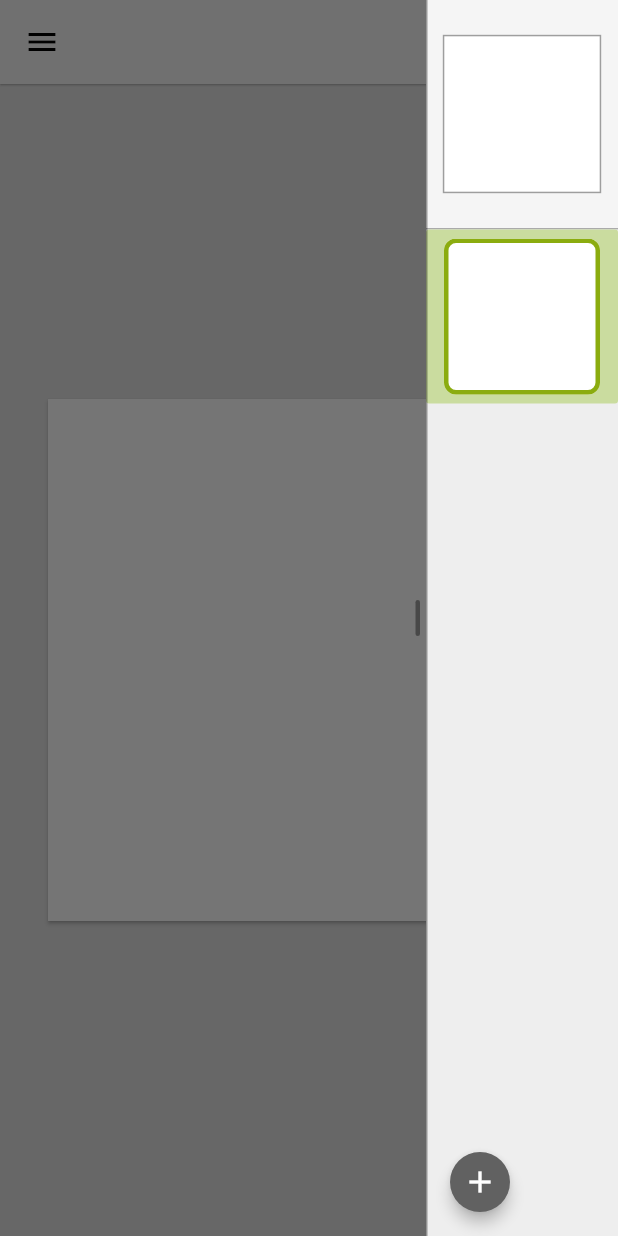
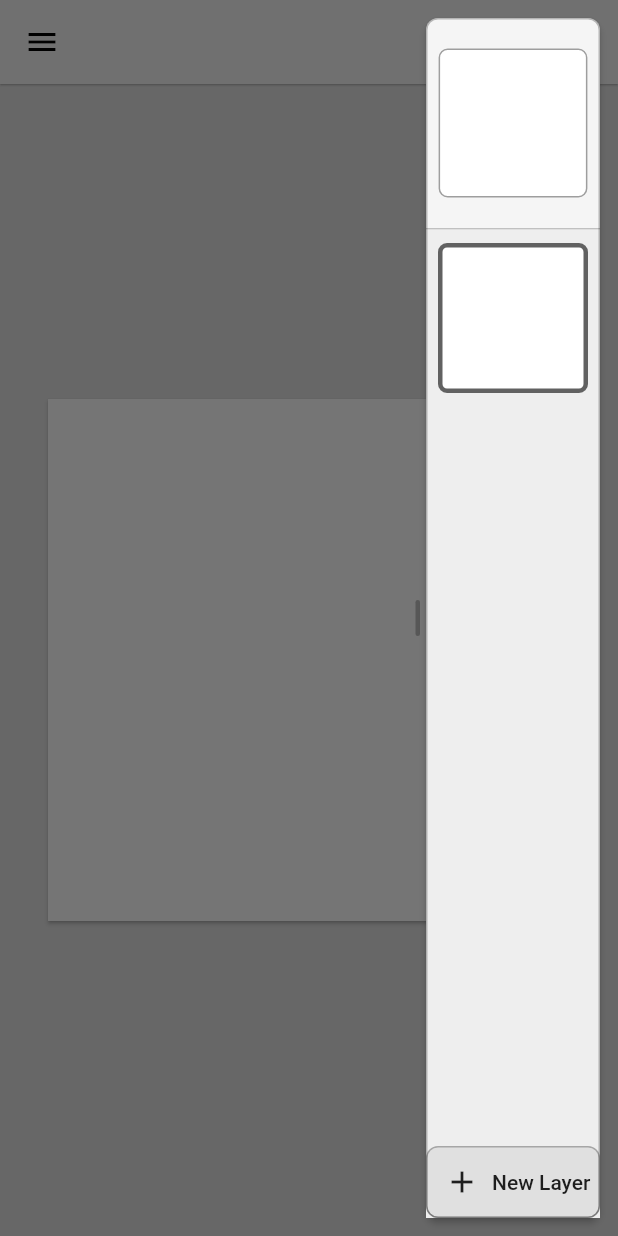
Before and after one commit to andreweskild/project-pickle, a Flutter app: the screen it shows after launch, after a tap on the "menu" icon, on a phone screen of 412 x 824 dp. Run offline on Flutter 3.47's test engine with Material 2 defaults, Android fonts, the phone set to English and light mode, and no system bars; our stand-ins replace flutter_redux, redux.

Commit message:
adjustments to design, minor bug fixes

```diff
--- a/lib/app.dart
+++ b/lib/app.dart
@@ -39,12 +39,13 @@ class MyApp extends StatelessWidget {
 
         // GBA Theme 1
         theme: new ThemeData(
-          accentColor: new Color(0xFF8bac0f),
+          accentColor: Colors.grey.shade700,
           cardColor: Colors.grey.shade100,
-          dividerColor: Colors.black38,
+          buttonColor: Colors.grey.shade300,
+          dividerColor: Colors.black26,
           primarySwatch: new MaterialColor(Colors.grey.shade100.value, const <int, Color> {50 : const Color(0xFFFFF8E1), 100 : const Color(0xFFFFECB3), 200 : const Color(0xFFFFE082), 300 : const Color(0xFFFFD54F), 400 : const Color(0xFFFFCA28), 500 : const Color(0xFFFFC107), 600 : const Color(0xFFFFB300), 700 : const Color(0xFFFFA000), 800 : const Color(0xFFFF8F00), 900 : const Color(0xFFFF6F00)}),
-          splashColor: new Color(0xFF9bbc0f),
-          highlightColor: new Color(0xFFcadc9f),
+          splashColor: Colors.black38,
+          highlightColor: Colors.black26,
           accentTextTheme: Theme.of(context).accentTextTheme.copyWith(
             button: Theme.of(context).accentTextTheme.button.copyWith(color: new Color(0xFF0f380f)),
           ),
--- a/lib/tools/select_tool_overlay.dart
+++ b/lib/tools/select_tool_overlay.dart
@@ -56,7 +56,7 @@ class SelectToolOverlayPainter extends CustomPainter {
 //      );
       canvas.drawPath(_selectionPath, Paint()
         ..style = PaintingStyle.stroke
-        ..color = Theme.of(context).primaryColor
+        ..color = Theme.of(context).highlightColor
         ..strokeWidth = 3.0 / _canvasScale
         ..strokeCap = StrokeCap.round
         ..strokeJoin = StrokeJoin.round
--- a/lib/widgets/color_selector/color_card.dart
+++ b/lib/widgets/color_selector/color_card.dart
@@ -46,7 +46,7 @@ class ColorCard extends StatelessWidget {
   @override
   Widget build(BuildContext context) {
     return Padding(
-      padding: const EdgeInsets.only(top: 12.0, bottom: 12.0, left: 12.0, right: 12.0),
+      padding: const EdgeInsets.all(8.0),
       child: StoreConnector<AppState, ColorCardModel>(
         distinct: true,
         converter: (store) {
@@ -58,17 +58,17 @@ class ColorCard extends StatelessWidget {
         builder: (context, model) {
           return Column(
             children: <Widget>[
-              SizedBox(
-                width: 190.0,
+              ConstrainedBox(
+                constraints: BoxConstraints.expand(height: 44.0),
                 child: ColorMenuButton(
                   color: HSLColor.from(model.color),
                   onColorChanged: model.setColorCallback,
                 ),
               ),
               Padding(
-                padding: const EdgeInsets.only(top: 12.0),
-                child: SizedBox(
-                  width: 190.0,
+                padding: const EdgeInsets.only(top: 8.0),
+                child: ConstrainedBox(
+                  constraints: BoxConstraints.expand(height: 44.0),
                   child: ColorMenuButton(
                     color: HSLColor.from(model.color),
                     onColorChanged: model.setColorCallback,
--- a/lib/widgets/color_selector/color_menu_button.dart
+++ b/lib/widgets/color_selector/color_menu_button.dart
@@ -537,7 +537,7 @@ class ColorMenuButton extends StatelessWidget {
       ),
       padding: EdgeInsets.all(0.0),
       shape: RoundedRectangleBorder(
-        borderRadius: BorderRadius.circular(8.0),
+        borderRadius: BorderRadius.circular(6.0),
         side: BorderSide(
           color: Colors.black38,
         ),
--- a/lib/widgets/common/list_item.dart
+++ b/lib/widgets/common/list_item.dart
@@ -17,17 +17,21 @@ class ListItem extends StatelessWidget {
 
   @override
   Widget build(BuildContext context) {
-    return FlatButton(
+    return AnimatedContainer(
+      curve: Curves.ease,
+      duration: Duration(milliseconds: 150),
+      height: isHighlighted ? 124.0 : 48.0,
+      child: FlatButton(
         color: isHighlighted ? Theme.of(context).highlightColor : Colors.transparent,
         textColor: isHighlighted ? Theme.of(context).accentTextTheme.button.color : Colors.black,
-      padding: EdgeInsets.all(12.0),
-//        shape: RoundedRectangleBorder(
-//          borderRadius: BorderRadius.circular(6.0),
-////          side: BorderSide(
-////            color: isHighlighted ? Theme.of(context).accentColor : Colors.transparent,
-////            width: 2.0,
-////          )
-//        ),
+        padding: EdgeInsets.all(8.0),
+          shape: RoundedRectangleBorder(
+            borderRadius: BorderRadius.circular(6.0),
+//          side: BorderSide(
+//            color: isHighlighted ? Theme.of(context).accentColor : Colors.transparent,
+//            width: 2.0,
+//          )
+          ),
         child: Stack(
           children: <Widget>[
             Align(alignment: Alignment.centerLeft, child: icon),
@@ -43,6 +47,7 @@ class ListItem extends StatelessWidget {
           ],
         ),
         onPressed: onTap,
+      ),
     );
   }
 }
--- a/lib/widgets/layers/layer_list_item.dart
+++ b/lib/widgets/layers/layer_list_item.dart
@@ -62,10 +62,16 @@ class _LayerListItemState extends State<LayerListItem> {
   Widget build(BuildContext context) {
     _prebuildInit(context);
 
-    return FlatButton(
-      padding: const EdgeInsets.only(left: 12.0, top: 6.0, bottom: 6.0, right: 12.0),
+    return Padding(
+      padding: const EdgeInsets.fromLTRB(8.0, 4.0, 8.0, 4.0),
+      child: RaisedButton(
+        color: widget.selected ? Theme.of(context).highlightColor : Colors.grey.shade300,
+        elevation: 0.0,
+        padding: const EdgeInsets.all(0.0),
+        shape: RoundedRectangleBorder(
+          borderRadius: BorderRadius.circular(6.0),
+        ),
         onPressed: widget.onTap,
-      color: (widget.selected) ? Theme.of(context).highlightColor : Colors.transparent,
         child: Stack(
             children: <Widget>[
               Align(
@@ -80,7 +86,7 @@ class _LayerListItemState extends State<LayerListItem> {
                       elevation: 0.0,
                       color: Colors.white,
                       shape: RoundedRectangleBorder(
-                      borderRadius: BorderRadius.circular(8.0),
+                        borderRadius: BorderRadius.circular(6.0),
                         side: BorderSide(
                           color: widget.selected ? Theme.of(context).accentColor : Colors.black38,
                           width: widget.selected ? 3.0 : 1.0,
@@ -128,6 +134,7 @@ class _LayerListItemState extends State<LayerListItem> {
               )
             ]
         ),
+      ),
     );
   }
 }
--- a/lib/widgets/layers/layers_card.dart
+++ b/lib/widgets/layers/layers_card.dart
@@ -69,13 +69,12 @@ class LayersCard extends StatelessWidget {
       builder: (context, model) {
             return Material(
               color: Colors.grey.shade200,
-              child: Column(
+              child: Stack(
                 children: <Widget>[
-                  Divider(
-                    height: 1.0,
-                  ),
-                  Expanded(
+                  Padding(
+                    padding: const EdgeInsets.only(bottom: 40.0),
                     child: ListView(
+                      padding: const EdgeInsets.only(top: 6.0, bottom: 12.0),
                       children: List<Widget>.generate(
                         model.layers.length,
                         (index) {
@@ -96,86 +95,35 @@ class LayersCard extends StatelessWidget {
                       )
                     ),
                   ),
-                  Padding(
-                    padding: const EdgeInsets.all(12.0),
-                    child: Align(
-                      alignment: Alignment.bottomLeft,
-                      child: FloatingActionButton(
-                        elevation: 4.0,
-                        isExtended: true,
-                        backgroundColor: Colors.grey.shade700,
-                        foregroundColor: Colors.white,
-                        mini: true,
-                        child: Icon(Icons.add),
+                  Divider(
+                    height: 1.0,
+                  ),
+                  Positioned(
+                    bottom: 0.0,
+                    left: 0.0,
+                    right: 0.0,
+                    child: SizedBox(
+                      height: 48.0,
+                      child: RaisedButton.icon(
+                        elevation: 0.0,
+//                        isExtended: true,
+//                        backgroundColor: Colors.grey.shade700,
+//                        foregroundColor: Colors.white,
+//                        mini: true,
+                        icon: Icon(Icons.add),
+                        label: Text('New Layer'),
                         onPressed: () {
                           model.addLayerCallback(model.currentLayerIndex+1);
                         },
+                        shape: RoundedRectangleBorder(
+                          borderRadius: BorderRadius.circular(8.0),
+                          side: BorderSide(
+                            color: Colors.black26
+                          )
+                        ),
                       ),
-                    )
-//                    child: RaisedButton(
-//                      padding: const EdgeInsets.all(0.0),
-//                      elevation: 2.0,
-//                      color: Colors.white,
-//                      child: Padding(
-//                        padding: const EdgeInsets.fromLTRB(12.0, 8.0, 12.0, 8.0),
-//                        child: Row(
-//                          mainAxisSize: MainAxisSize.max,
-//                          children: <Widget>[
-//                            Padding(
-//                              padding: const EdgeInsets.only(right: 3.0),
-//                              child: Icon(Icons.add),
-//                            ),
-//                            Padding(
-//                              padding: const EdgeInsets.only(left: 3.0),
-//                              child: Text('New Layer'),
-//                            ),
-//                          ],
-//                        ),
-//                      ),
-//                      onPressed: () {
-//                        model.addLayerCallback(model.currentLayerIndex+1);
-//                      },
-//                      shape: RoundedRectangleBorder(
-//                      side: BorderSide(
-//                        color: Colors.black38,
-//                      ),
-//                      borderRadius: BorderRadius.circular(6.0),
-//                      ),
-//                    ),
+                    ),
                   ),
-//                Divider(
-//                  height: 1.0,
-//                ),
-//                Material(
-//                  child: ListTile(
-//                    contentPadding: EdgeInsets.all(0.0),
-//                    leading: IconButton(
-//                      icon: Icon(Icons.add),
-//                      onPressed: () {
-//                        model.addLayerCallback(model.currentLayerIndex+1);
-//                      },
-//                    ),
-//                  ),
-//                ),
-//                  Align(
-//                    alignment: Alignment.bottomCenter,
-//                    child: Padding(
-//                      padding: const EdgeInsets.all(12.0),
-//                      child: RaisedButton(
-//                        child: SizedBox(
-//                          height: 40.0,
-//                          width: 104.0,
-//                          child: Center(
-//                            child: Icon(Icons.add),
-//                          ),
-//                        ),
-//                        onPressed: model.addLayerCallback,
-//                        shape: RoundedRectangleBorder(
-//                          borderRadius: BorderRadius.all(Radius.circular(12.0)),
-//                        ),
-//                      ),
-//                    ),
-//                  ),
                 ],
               ),
         );
--- a/lib/widgets/layout/responsive_drawer.dart
+++ b/lib/widgets/layout/responsive_drawer.dart
@@ -37,10 +37,14 @@ class _ResponsiveDrawerState extends State<ResponsiveDrawer> {
   double _splitPos;
   double _dragPos;
 
+  final _smallSizeWidth = 72.0;
+  final _mediumSizeWidth = 128.0;
+  final _largeSizeWidth = 224.0;
+
   @override
   void initState() {
-    _minWidth = 64.0;
-    _maxWidth = 200.0;
+    _minWidth = _smallSizeWidth;
+    _maxWidth = _largeSizeWidth;
     _sizeMode = widget.sizeMode;
     _previousSizeMode = _sizeMode;
     _splitPos = widthFromSizeMode(_sizeMode);
@@ -51,23 +55,23 @@ class _ResponsiveDrawerState extends State<ResponsiveDrawer> {
   double widthFromSizeMode(DrawerSizeMode mode) {
     switch(mode) {
       case DrawerSizeMode.Small:
-        return 64.0;
+        return _smallSizeWidth;
         break;
       case DrawerSizeMode.Medium:
-        return 128.0;
+        return _mediumSizeWidth;
         break;
       case DrawerSizeMode.Large:
-        return 200.0;
+        return _largeSizeWidth;
         break;
       default:
-        return 128.0;
+        return _mediumSizeWidth;
     }
   }
 
   DrawerSizeMode sizeModeFromWidth(double width) {
-    double distanceToSmall = (width - 64.0).abs();
-    double distanceToMedium = (width - 148.0).abs();
-    double distanceToLarge = (width - 200.0).abs();
+    double distanceToSmall = (width - _smallSizeWidth).abs();
+    double distanceToMedium = (width - _mediumSizeWidth).abs();
+    double distanceToLarge = (width - _largeSizeWidth).abs();
     if(distanceToSmall < distanceToMedium
         && distanceToSmall < distanceToLarge) {
       return DrawerSizeMode.Small;
@@ -88,16 +92,16 @@ class _ResponsiveDrawerState extends State<ResponsiveDrawer> {
   double getWidthOfNewSizeMode(double width) {
     switch(sizeModeFromWidth(width)) {
       case DrawerSizeMode.Small:
-        return 64.0;
+        return _smallSizeWidth;
         break;
       case DrawerSizeMode.Medium:
-        return 128.0;
+        return _mediumSizeWidth;
         break;
       case DrawerSizeMode.Large:
-        return 200.0;
+        return _largeSizeWidth;
         break;
       default:
-        return 128.0;
+        return _mediumSizeWidth;
         break;
     }
   }
@@ -114,19 +118,18 @@ class _ResponsiveDrawerState extends State<ResponsiveDrawer> {
             alignment: Alignment.centerLeft,
             curve: Curves.ease,
             duration: Duration(milliseconds: 200),
+            padding: (widget.alignment == DrawerAlignment.start) ?
+              const EdgeInsets.fromLTRB(12.0, 12.0, 0.0, 12.0) :
+              const EdgeInsets.fromLTRB(0.0, 12.0, 12.0, 12.0),
             width: widthFromSizeMode(_sizeMode),
             child: Material(
-              elevation: 0.0,
+              elevation: 2.0,
               color: Theme.of(context).cardColor,
-              shape: Border(
-                right: (widget.alignment == DrawerAlignment.start) ?
-                BorderSide(
-                  color: Colors.black38
-                ) : BorderSide.none,
-                left: (widget.alignment == DrawerAlignment.end) ?
-                BorderSide(
-                    color: Colors.black38
-                ) : BorderSide.none,
+              shape: RoundedRectangleBorder(
+                borderRadius: BorderRadius.circular(8.0),
+                side: BorderSide(
+                  color: Colors.black26,
+                )
               ),
               child: widget.child,
             ),
@@ -214,6 +217,7 @@ class _ResponsiveDrawerState extends State<ResponsiveDrawer> {
                     _drawerDragging = false;
                     _sizeMode = sizeModeFromWidth(_splitPos);
                     _splitPos = widthFromSizeMode(_sizeMode);
+                    _dragPos = _splitPos;
                   });
                   if(_sizeMode != _previousSizeMode) {
                     widget.onSizeModeChanged(_sizeMode);
@@ -235,7 +239,7 @@ class _ResponsiveDrawerState extends State<ResponsiveDrawer> {
                           height: (_drawerDragging) ? 10.0 : 24.0,
                           width: (_drawerDragging) ? 10.0 : 3.0,
                           decoration: BoxDecoration(
-                            color: _drawerDragging ? Colors.white : Colors.black38,
+                            color: _drawerDragging ? Colors.white : Colors.black26,
                             borderRadius: BorderRadius.circular(12.0),
                           ),
                         )
--- a/lib/widgets/palette_selector/palette_selector_card.dart
+++ b/lib/widgets/palette_selector/palette_selector_card.dart
@@ -72,22 +72,22 @@ class PaletteSelectorCard extends StatelessWidget {
           builder: (context, paletteModel) {
             return Material(
               color: Colors.grey.shade200,
-              child: Column(
+              child: Stack(
                 children: <Widget>[
-                  Expanded(
-                    child: GridView.extent(
-                      padding: EdgeInsets.fromLTRB(12.0, 12.0, 12.0, 12.0),
+                  GridView.extent(
+                    padding: EdgeInsets.all(8.0),
                     primary: false,
-                      crossAxisSpacing: 12.0,
-                      maxCrossAxisExtent: 64.0,
-                      childAspectRatio: 1.61,
+                    crossAxisSpacing: 8.0,
+                    mainAxisSpacing: 8.0,
+                    maxCrossAxisExtent: 48.0,
+                    childAspectRatio: 1.0,
                     shrinkWrap: false,
                     children: paletteModel.palette.map(
                       (hslColor) => new RaisedButton(
                         elevation: 2.0,
                         color: hslColor.toColor(),
                         shape: RoundedRectangleBorder(
-                            borderRadius: BorderRadius.all(Radius.circular(8.0)),
+                          borderRadius: BorderRadius.all(Radius.circular(6.0)),
                           side: BorderSide(color: Colors.black38),
                         ),
                         onPressed: () {
@@ -95,7 +95,32 @@ class PaletteSelectorCard extends StatelessWidget {
                         },
                       )
                     ).toList(),
-                      mainAxisSpacing: 12.0,
+                  ),
+                  Positioned(
+                    bottom: 0.0,
+                    left: 0.0,
+                    right: 0.0,
+                    child: AnimatedContainer(
+                      curve: Curves.ease,
+                      duration: Duration(milliseconds: 150),
+                      height: (paletteModel.palette.contains(paletteModel.currentColor)) ? 0.0 : 48.0,
+                      child: RaisedButton.icon(
+                        elevation: 0.0,
+//                        isExtended: true,
+//                        backgroundColor: Colors.grey.shade700,
+//                        foregroundColor: Colors.white,
+//                        mini: true,
+                        color: paletteModel.currentColor.toColor(),
+                        icon: Icon(Icons.add),
+                        label: Text('Add Color'),
+                        onPressed: paletteModel.addToPalette,
+                        shape: RoundedRectangleBorder(
+                            borderRadius: BorderRadius.circular(12.0),
+                            side: BorderSide(
+                              color: Colors.black26,
+                            )
+                        ),
+                      ),
                     ),
                   ),
 //                  Padding(
--- a/lib/widgets/preview_window/preview_toolbox.dart
+++ b/lib/widgets/preview_window/preview_toolbox.dart
@@ -60,7 +60,7 @@ class PreviewToolbox extends StatelessWidget {
                     child: Transform.scale(
                       alignment: Alignment.topLeft,
                       origin: Offset(16.0, 16.0),
-                      scale: 3.3,
+                      scale: 3.1,
                       child: Container(
                         height: 32.0,
                         width: 32.0,
@@ -68,8 +68,9 @@ class PreviewToolbox extends StatelessWidget {
                           color: Colors.white,
                           border: Border.all(
                             color: Colors.black38,
-                            width: 1.0 / 3.3,
+                            width: 1.0 / 3.1,
                           ),
+                          borderRadius: BorderRadius.circular(6.0 / 3.1)
                         ),
                         child: Stack(
                           children: model.layers,
--- a/lib/widgets/tools/tools_card.dart
+++ b/lib/widgets/tools/tools_card.dart
@@ -16,7 +16,7 @@ class ToolsCard extends StatelessWidget {
   @override
   Widget build(BuildContext context) {
     return Padding(
-      padding: const EdgeInsets.only(top: 24.0, bottom: 12.0),
+      padding: const EdgeInsets.only(top: 4.0, bottom: 12.0),
       child: Column(
         mainAxisSize: MainAxisSize.min,
         children: <Widget>[
--- a/lib/widgets/tools/tools_list_item.dart
+++ b/lib/widgets/tools/tools_list_item.dart
@@ -53,11 +53,14 @@ class ToolsListItem extends StatelessWidget {
         );
       },
       builder: (context, toolModel) {
-        return new ListItem(
-          icon: icon,
-          label: Text(label),
-          isHighlighted: toolModel.currentToolType == toolType,
-          onTap: toolModel.callback,
+        return Padding(
+          padding: const EdgeInsets.fromLTRB(8.0, 4.0, 8.0, 4.0),
+          child: new ListItem(
+            icon: icon,
+            label: Text(label),
+            isHighlighted: toolModel.currentToolType == toolType,
+            onTap: toolModel.callback,
+          ),
         );
       },
     );
```
Lines whose indentation alone changed are shown as unchanged.
